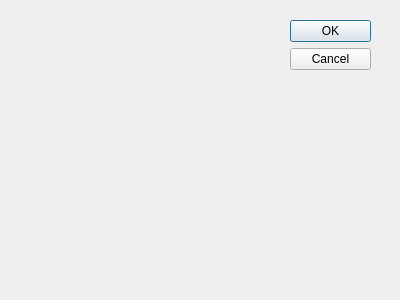
Old version of the form tools/sample_editor/sample_editor/info.ui in the repository AskePit/Fonta.
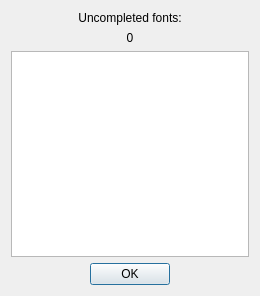
New version of the form.

Commit message: sample_editor - info dialog + bugfixes

```diff
--- a/tools/sample_editor/sample_editor/info.ui
+++ b/tools/sample_editor/sample_editor/info.ui
@@ -8,29 +8,48 @@
    <rect>
     <x>0</x>
     <y>0</y>
-    <width>400</width>
-    <height>300</height>
+    <width>260</width>
+    <height>296</height>
    </rect>
   </property>
   <property name="windowTitle">
    <string>Dialog</string>
   </property>
-  <widget class="QDialogButtonBox" name="buttonBox">
-   <property name="geometry">
-    <rect>
-     <x>290</x>
-     <y>20</y>
-     <width>81</width>
-     <height>241</height>
-    </rect>
-   </property>
-   <property name="orientation">
-    <enum>Qt::Vertical</enum>
-   </property>
-   <property name="standardButtons">
-    <set>QDialogButtonBox::Cancel|QDialogButtonBox::Ok</set>
-   </property>
-  </widget>
+  <layout class="QVBoxLayout" name="verticalLayout">
+   <item>
+    <widget class="QLabel" name="label">
+     <property name="text">
+      <string>Uncompleted fonts:</string>
+     </property>
+     <property name="alignment">
+      <set>Qt::AlignCenter</set>
+     </property>
+    </widget>
+   </item>
+   <item>
+    <widget class="QLabel" name="countLabel">
+     <property name="text">
+      <string>0</string>
+     </property>
+     <property name="alignment">
+      <set>Qt::AlignCenter</set>
+     </property>
+    </widget>
+   </item>
+   <item alignment="Qt::AlignHCenter">
+    <widget class="QListWidget" name="list"/>
+   </item>
+   <item alignment="Qt::AlignHCenter">
+    <widget class="QDialogButtonBox" name="buttonBox">
+     <property name="orientation">
+      <enum>Qt::Horizontal</enum>
+     </property>
+     <property name="standardButtons">
+      <set>QDialogButtonBox::Ok</set>
+     </property>
+    </widget>
+   </item>
+  </layout>
  </widget>
  <pixmapfunction/>
  <resources/>
```
Left out of the diff: 5 changed lines with no effect on the pictures. The commit also changes 6 other files.
